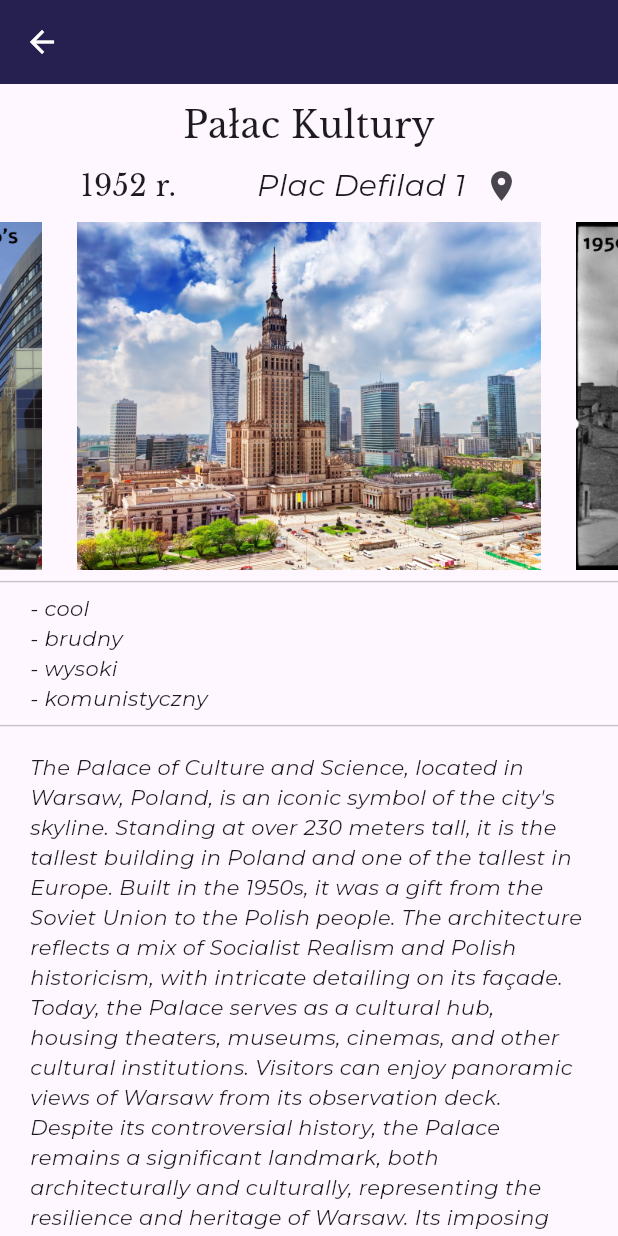
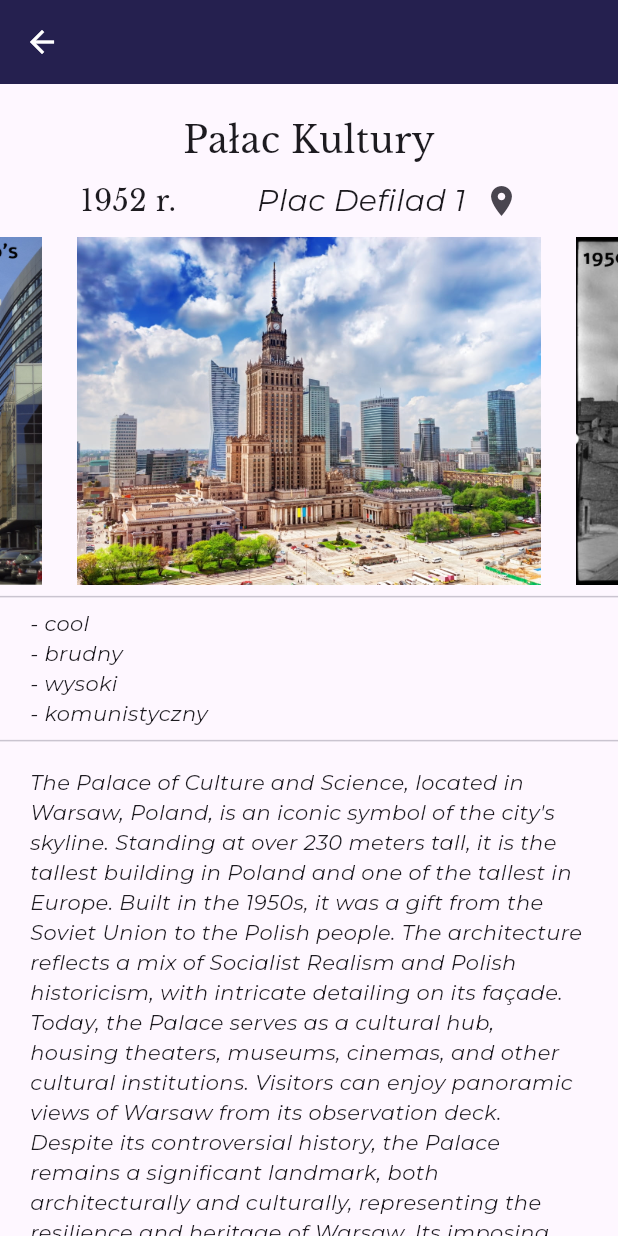
Before and after one commit to SmartCityPW/projekt-it, a Flutter app: the PlaceDetailsPage screen opened directly with sample values from the repository, on a phone screen of 412 x 824 dp. Run offline on Flutter 3.47's test engine with Material 3 defaults, Android fonts, the phone set to English and light mode, and no system bars; drawn by our look-alikes of carousel_slider; our stand-ins replace camera, flutter_svg, geolocator; missing offline and left inert: map_launcher; project files that could hold a hidden picture were left out.

Commit message:
Improved spacing

```diff
--- a/lib/placeDetailsPage.dart
+++ b/lib/placeDetailsPage.dart
@@ -23,7 +23,7 @@ class _PlaceDetailsPageState extends State<PlaceDetailsPage> {
         ),
         body: SingleChildScrollView(
           child: Padding(
-            padding: const EdgeInsets.only(top: 10, bottom: 20),
+            padding: const EdgeInsets.only(top: 20, bottom: 20),
             child: Column(
               children: [
                 Text(
```
